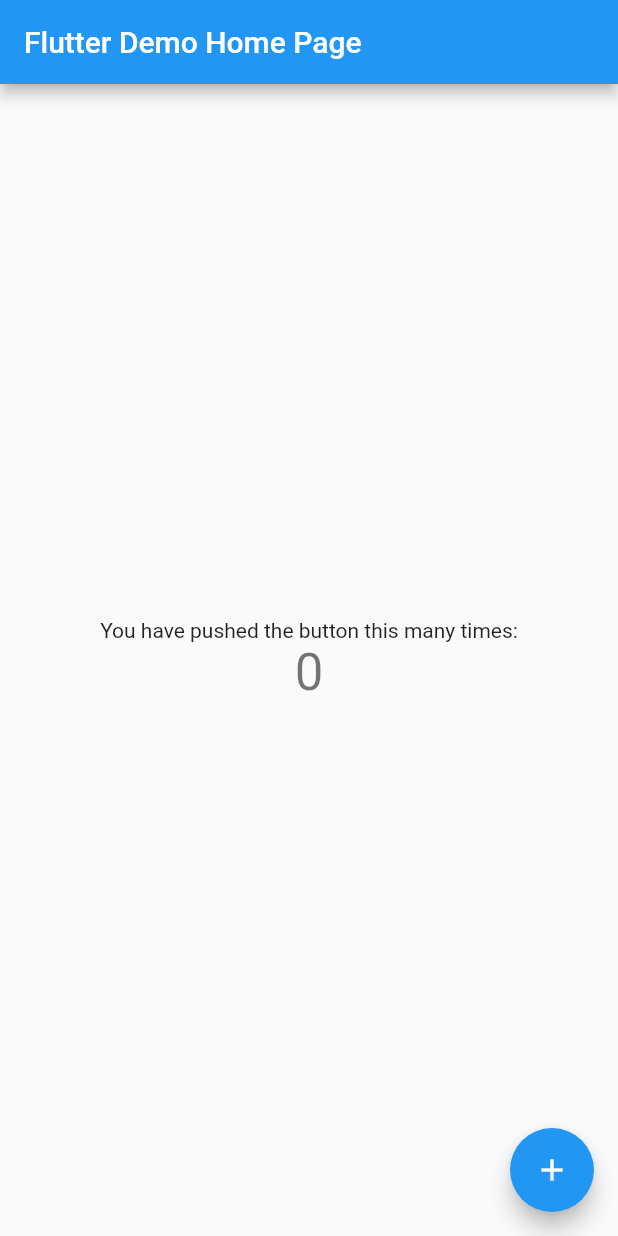
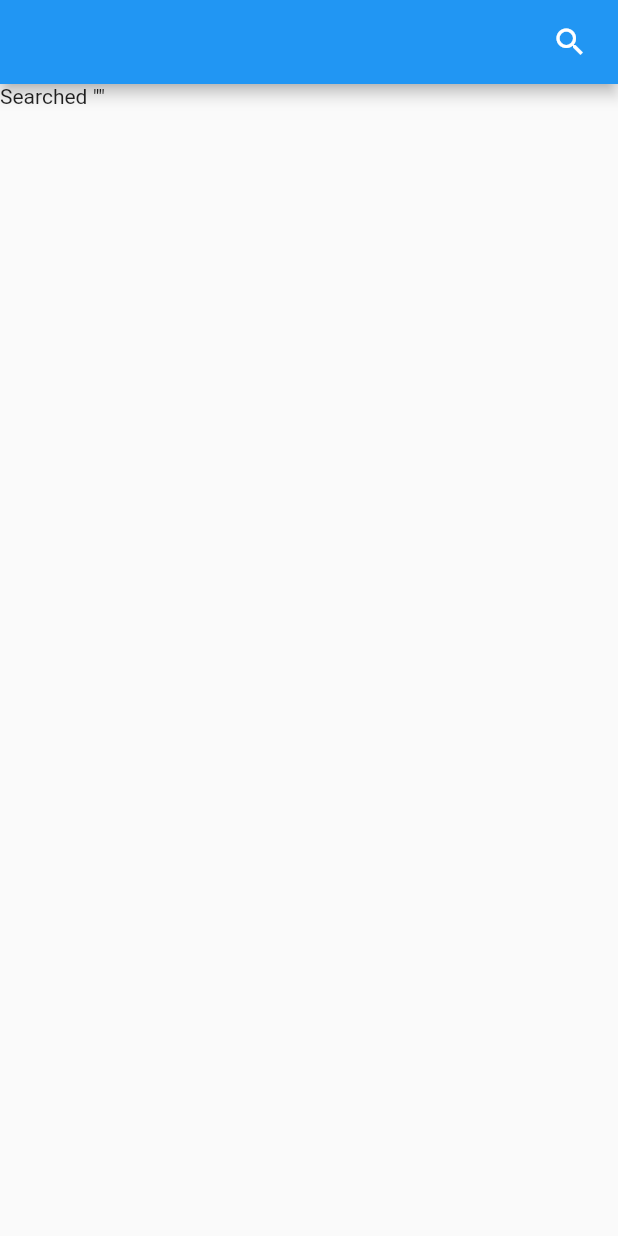
Before and after one commit to krshn-ptl/SVNIT-Team7, a Flutter app: the screen it shows after launch, on a phone screen of 412 x 824 dp. Run offline on Flutter 3.47's test engine with Material 2 defaults, Android fonts, the phone set to English and light mode, and no system bars; our stand-ins replace flutter_spinkit, shared_preferences.

Commit message:
mid way commit

```diff
--- /dev/null
+++ b/stocks/lib/backend.dart
@@ -0,0 +1,15 @@
+
+class BackendService {
+  /// simulated backend api call that return a list of strings
+  Future<List<String>> futureSearch(String text) async {
+    // await Future.delayed(Duration(milliseconds: 10000));
+    // final random = Random();
+    // return null; // simulate an error
+    List<String> list = <String>[];
+    //
+    //add daddd
+    ////
+    //This list must be there for results
+    return list;
+  }
+}
--- a/stocks/lib/main.dart
+++ b/stocks/lib/main.dart
@@ -1,115 +1,39 @@
+import 'package:flutter/foundation.dart';
 import 'package:flutter/material.dart';
 
-void main() {
-  runApp(const MyApp());
-}
+import 'home_app.dart';
 
-class MyApp extends StatelessWidget {
-  const MyApp({Key? key}) : super(key: key);
+void main() => runApp(Stocks());
 
-  // This widget is the root of your application.
+class Stocks extends StatelessWidget {
+  const Stocks({Key? key}) : super(key: key);
+
   @override
   Widget build(BuildContext context) {
     return MaterialApp(
-      title: 'Flutter Demo',
-      theme: ThemeData(
-        // This is the theme of your application.
-        //
-        // Try running your application with "flutter run". You'll see the
-        // application has a blue toolbar. Then, without quitting the app, try
-        // changing the primarySwatch below to Colors.green and then invoke
-        // "hot reload" (press "r" in the console where you ran "flutter run",
-        // or simply save your changes to "hot reload" in a Flutter IDE).
-        // Notice that the counter didn't reset back to zero; the application
-        // is not restarted.
-        primarySwatch: Colors.blue,
-      ),
-      home: const MyHomePage(title: 'Flutter Demo Home Page'),
+      debugShowCheckedModeBanner: false,
+      home: Homepage(),
     );
   }
 }
 
-class MyHomePage extends StatefulWidget {
-  const MyHomePage({Key? key, required this.title}) : super(key: key);
-
-  // This widget is the home page of your application. It is stateful, meaning
-  // that it has a State object (defined below) that contains fields that affect
-  // how it looks.
-
-  // This class is the configuration for the state. It holds the values (in this
-  // case the title) provided by the parent (in this case the App widget) and
-  // used by the build method of the State. Fields in a Widget subclass are
-  // always marked "final".
-
-  final String title;
+class Homepage extends StatefulWidget {
+  const Homepage({Key? key}) : super(key: key);
 
   @override
-  State<MyHomePage> createState() => _MyHomePageState();
+  _HomepageState createState() => _HomepageState();
 }
 
-class _MyHomePageState extends State<MyHomePage> {
-  int _counter = 0;
-
-  void _incrementCounter() {
-    setState(() {
-      // This call to setState tells the Flutter framework that something has
-      // changed in this State, which causes it to rerun the build method below
-      // so that the display can reflect the updated values. If we changed
-      // _counter without calling setState(), then the build method would not be
-      // called again, and so nothing would appear to happen.
-      _counter++;
-    });
-  }
-
+class _HomepageState extends State<Homepage> {
+  late String _text="";
   @override
   Widget build(BuildContext context) {
-    // This method is rerun every time setState is called, for instance as done
-    // by the _incrementCounter method above.
-    //
-    // The Flutter framework has been optimized to make rerunning build methods
-    // fast, so that you can just rebuild anything that needs updating rather
-    // than having to individually change instances of widgets.
     return Scaffold(
-      appBar: AppBar(
-        // Here we take the value from the MyHomePage object that was created by
-        // the App.build method, and use it to set our appbar title.
-        title: Text(widget.title),
+      appBar: HomeAppBar(
+        title: _text,
+        onSelect: (text)=> setState(()=> _text =text),
       ),
-      body: Center(
-        // Center is a layout widget. It takes a single child and positions it
-        // in the middle of the parent.
-        child: Column(
-          // Column is also a layout widget. It takes a list of children and
-          // arranges them vertically. By default, it sizes itself to fit its
-          // children horizontally, and tries to be as tall as its parent.
-          //
-          // Invoke "debug painting" (press "p" in the console, choose the
-          // "Toggle Debug Paint" action from the Flutter Inspector in Android
-          // Studio, or the "Toggle Debug Paint" command in Visual Studio Code)
-          // to see the wireframe for each widget.
-          //
-          // Column has various properties to control how it sizes itself and
-          // how it positions its children. Here we use mainAxisAlignment to
-          // center the children vertically; the main axis here is the vertical
-          // axis because Columns are vertical (the cross axis would be
-          // horizontal).
-          mainAxisAlignment: MainAxisAlignment.center,
-          children: <Widget>[
-            const Text(
-              'You have pushed the button this many times:',
-            ),
-            Text(
-              '$_counter',
-              style: Theme.of(context).textTheme.headline4,
-            ),
-          ],
-        ),
-      ),
-      floatingActionButton: FloatingActionButton(
-        onPressed: _incrementCounter,
-        tooltip: 'Increment',
-        child: const Icon(Icons.add),
-      ), // This trailing comma makes auto-formatting nicer for build methods.
+      body: Text(_text==null? "Home ": "Searched \"$_text\""),
     );
   }
 }
--- a/stocks/pubspec.yaml
+++ b/stocks/pubspec.yaml
@@ -29,11 +29,14 @@
 dependencies:
   flutter:
     sdk: flutter
-
+  charts_flutter: any
+  http: any
 
   # The following adds the Cupertino Icons font to your application.
   # Use with the CupertinoIcons class for iOS style icons.
   cupertino_icons: ^1.0.2
+  flutter_spinkit: ^5.1.0
+  shared_preferences: ^2.0.7
 
 dev_dependencies:
   flutter_test:
```
Also changed, not shown: stocks/lib/home_app.dart (added, +212 -0 lines), stocks/lib/search_historyService.dart (added, +39 -0 lines), stocks/lib/stockspage.dart (added, +47 -0 lines), stocks/pubspec.lock.
